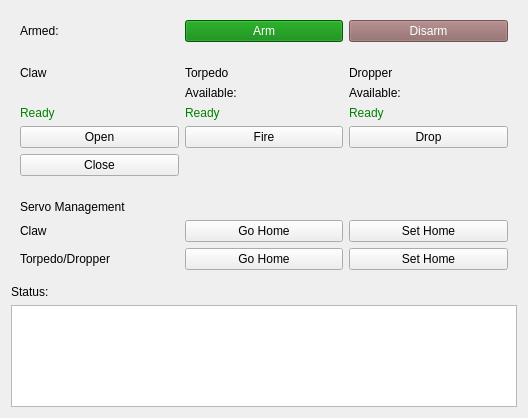
This is riptide_rviz/riptide_rviz/src/Actuators.ui in osu-uwrt/riptide_gui as Qt 5 draws it before an edit. The edited form follows.
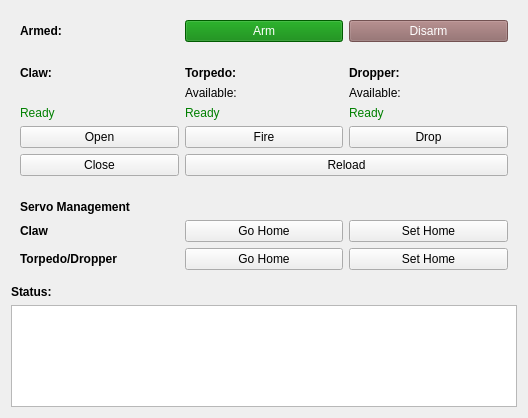
This is the edited form.

Commit message: working actuator panel!

Diff of the .ui file:
```diff
--- a/riptide_rviz/riptide_rviz/src/Actuators.ui
+++ b/riptide_rviz/riptide_rviz/src/Actuators.ui
@@ -19,6 +19,9 @@
      <layout class="QGridLayout" name="gridLayout_3">
       <item row="0" column="0">
        <widget class="QLabel" name="label_13">
+        <property name="styleSheet">
+         <string notr="true">font-weight: bold</string>
+        </property>
         <property name="text">
          <string>Armed:</string>
         </property>
@@ -96,8 +99,11 @@
       </item>
       <item row="2" column="1">
        <widget class="QLabel" name="label_2">
+        <property name="styleSheet">
+         <string notr="true">font-weight: bold</string>
+        </property>
         <property name="text">
-         <string>Torpedo</string>
+         <string>Torpedo:</string>
         </property>
        </widget>
       </item>
@@ -137,15 +143,28 @@
       </item>
       <item row="2" column="0">
        <widget class="QLabel" name="label">
+        <property name="styleSheet">
+         <string notr="true">font-weight: bold</string>
+        </property>
         <property name="text">
-         <string>Claw</string>
+         <string>Claw:</string>
         </property>
        </widget>
       </item>
       <item row="2" column="2">
        <widget class="QLabel" name="label_3">
+        <property name="styleSheet">
+         <string notr="true">font-weight: bold</string>
+        </property>
         <property name="text">
-         <string>Dropper</string>
+         <string>Dropper:</string>
+        </property>
+       </widget>
+      </item>
+      <item row="8" column="1" colspan="2">
+       <widget class="QPushButton" name="ctrlReload">
+        <property name="text">
+         <string>Reload</string>
         </property>
        </widget>
       </item>
@@ -171,6 +190,9 @@
       </item>
       <item row="1" column="0">
        <widget class="QLabel" name="label_7">
+        <property name="styleSheet">
+         <string notr="true">font-weight: bold</string>
+        </property>
         <property name="text">
          <string>Claw</string>
         </property>
@@ -185,6 +207,9 @@
       </item>
       <item row="2" column="0">
        <widget class="QLabel" name="label_8">
+        <property name="styleSheet">
+         <string notr="true">font-weight: bold</string>
+        </property>
         <property name="text">
          <string>Torpedo/Dropper</string>
         </property>
@@ -199,6 +224,9 @@
       </item>
       <item row="0" column="0" colspan="3">
        <widget class="QLabel" name="label_9">
+        <property name="styleSheet">
+         <string notr="true">font-weight: bold</string>
+        </property>
         <property name="text">
          <string>Servo Management</string>
         </property>
@@ -209,6 +237,9 @@
    </item>
    <item>
     <widget class="QLabel" name="label_12">
+     <property name="styleSheet">
+      <string notr="true">font-weight: bold</string>
+     </property>
      <property name="text">
       <string>Status:</string>
      </property>
```
Left out of the diff: 2 changed lines with no effect on the pictures. The commit also changes 4 other files.
